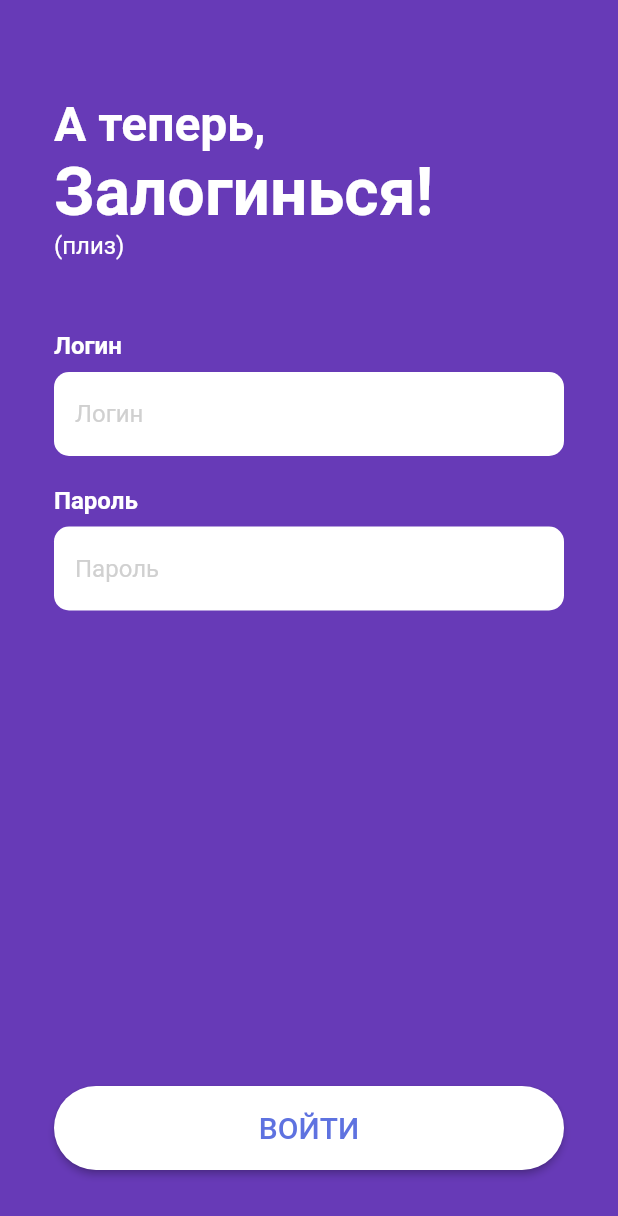
After one commit to partnercloudsupport/boringApp, a Flutter app: the screen it shows after launch, after a tap on "Log in", on a phone screen of 412 x 824 dp. The commit adds this screen. Shown: the top 1216 px of the screen. Run offline on Flutter 3.47's test engine with Material 2 defaults, Android fonts, the phone set to English and light mode, and no system bars; our stand-ins replace flutter_mobx, mobx; generated files the repository leaves out were written again.

Commit message:
feat: login screen

```diff
--- a/boring_app/lib/main.dart
+++ b/boring_app/lib/main.dart
@@ -2,6 +2,7 @@ import 'package:boring_app/models/message.dart';
 import 'package:boring_app/ui/auth/camera.dart';
 import 'package:boring_app/ui/main/home/home.dart';
 import 'package:boring_app/ui/main/messages/message_list.dart';
+import 'package:boring_app/ui/auth/login.dart';
 import 'package:flutter/material.dart';
 import 'package:boring_app/stores/stores_manager.dart';
 
@@ -24,6 +25,7 @@ class MyApp extends StatelessWidget {
       initialRoute: '/',
       routes: {
         '/': (context) => CameraScreen(),
+        '/login': (context) => LoginScreen(),
         '/home': (context) => HomeScreen(),
         '/messages': (context) => MessageList(),
         '/view_message': (context) => MessageList(),
--- a/boring_app/lib/ui/auth/camera.dart
+++ b/boring_app/lib/ui/auth/camera.dart
@@ -1,5 +1,4 @@
 import 'package:boring_app/stores/stores_manager.dart';
-import 'package:flutter_mobx/flutter_mobx.dart';
 import 'package:flutter/material.dart';
 
 class CameraScreen extends StatelessWidget {
@@ -11,18 +10,45 @@ class CameraScreen extends StatelessWidget {
         appBar: AppBar(
           title: Text('Camera'),
         ),
-      body: Center(
+        body: Column(
+          children: <Widget>[
+            Expanded(
+              child: Center(
                 child: RaisedButton(
-          child: Observer(
-            builder: (_) => Text(
-                stores.auth.authenticated ? 'Signed in' : 'let me in'),
-          ),
+                  child: Text('Back'),
                   onPressed: () {
-//            stores.auth.authenticate();
-            Navigator.pushNamed(context, '/home');
+                    Navigator.of(context).pushNamed('/home');
                   },
                 ),
               ),
+              flex: 90,
+            ),
+            Expanded(
+                child: Align(
+                  child: FlatButton(
+                      child: Text('Log in'),
+                      textColor: Colors.black,
+                      onPressed: () {
+                        print("GO TO LOGIN");
+                        Navigator.of(context).pushNamed('/login');
+                      }),
+                ),
+                flex: 10)
+          ],
+        )
+
+//      Center(
+//        child: RaisedButton(
+//          child: Observer(
+//            builder: (_) => Text(
+//                stores.authStore.authenticated ? 'Signed in' : 'let me in'),
+//          ),
+//          onPressed: () {
+//            stores.authStore.authenticate();
+////            Navigator.pushNamed(context, '/home');
+//          },
+//        ),
+//      ),
         );
   }
 }
--- /dev/null
+++ b/boring_app/lib/ui/auth/login.dart
@@ -0,0 +1,163 @@
+import 'package:flutter/material.dart';
+
+class LoginScreen extends StatelessWidget {
+  @override
+  Widget build(BuildContext context) {
+    return Scaffold(
+        backgroundColor: Colors.deepPurple,
+        body: Column(
+          mainAxisAlignment: MainAxisAlignment.start,
+          crossAxisAlignment: CrossAxisAlignment.stretch,
+          mainAxisSize: MainAxisSize.max,
+          children: <Widget>[text(), form()],
+        ));
+  }
+
+  Widget text() {
+    return Padding(
+      padding: EdgeInsets.only(left: 36, right: 36, top: 64),
+      child: RichText(
+        text: TextSpan(children: <TextSpan>[
+          TextSpan(
+              text: 'А теперь,\n',
+              style: TextStyle(fontWeight: FontWeight.bold, fontSize: 32)),
+          TextSpan(
+              text: 'Залогинься!\n',
+              style: TextStyle(fontWeight: FontWeight.bold, fontSize: 44)),
+          TextSpan(
+              text: '(плиз)',
+              style: TextStyle(fontWeight: FontWeight.normal, fontSize: 16))
+        ]),
+      ),
+    );
+  }
+
+  Widget form() {
+    return Expanded(
+        child: Container(
+      padding: EdgeInsets.symmetric(horizontal: 36),
+      child: LoginForm(),
+    ));
+  }
+
+  void submit() {
+    print("SUMBIT");
+  }
+}
+
+class LoginForm extends StatefulWidget {
+  @override
+  State<StatefulWidget> createState() {
+    return LoginFormState();
+  }
+}
+
+class LoginFormState extends State<LoginForm> {
+  final _loginFormKey = GlobalKey<FormState>();
+  var _login = "";
+  var _password = "";
+
+  @override
+  Widget build(BuildContext context) {
+    return Form(
+        key: _loginFormKey,
+        child: Padding(
+            padding: EdgeInsets.only(top: 48, bottom: 44),
+            child: Column(
+                mainAxisAlignment: MainAxisAlignment.spaceBetween,
+                crossAxisAlignment: CrossAxisAlignment.stretch,
+                children: <Widget>[
+                  Column(
+                      mainAxisAlignment: MainAxisAlignment.start,
+                      crossAxisAlignment: CrossAxisAlignment.stretch,
+                      children: <Widget>[
+                        Padding(
+                            padding: EdgeInsets.only(bottom: 8),
+                            child: Text('Логин',
+                                textAlign: TextAlign.left,
+                                style: TextStyle(
+                                    color: Colors.white,
+                                    fontSize: 16,
+                                    fontWeight: FontWeight.w600))),
+                        Container(
+                            height: 56,
+                            decoration: BoxDecoration(
+                                borderRadius: BorderRadius.circular(10.0),
+                                color: Colors.white),
+                            child: Padding(
+                                padding: EdgeInsets.symmetric(horizontal: 14),
+                                child: Center(
+                                  child: TextFormField(
+                                      validator: (value) => value.isEmpty
+                                          ? 'User login is missing'
+                                          : null,
+                                      onSaved: (val) => _login = val,
+                                      decoration:
+                                          const InputDecoration.collapsed(
+                                              border: InputBorder.none,
+                                              hintStyle: TextStyle(
+                                                  fontSize: 16,
+                                                  color: Color.fromARGB(
+                                                      255, 208, 208, 208)),
+                                              hintText: 'Логин')),
+                                ))),
+                        Padding(
+                            padding: EdgeInsets.only(top: 20, bottom: 8),
+                            child: Text('Пароль',
+                                textAlign: TextAlign.left,
+                                style: TextStyle(
+                                    color: Colors.white,
+                                    fontSize: 16,
+                                    fontWeight: FontWeight.w600))),
+                        Container(
+                            height: 56,
+                            decoration: BoxDecoration(
+                                borderRadius: BorderRadius.circular(10.0),
+                                color: Colors.white),
+                            child: Padding(
+                                padding: EdgeInsets.symmetric(horizontal: 14),
+                                child: Center(
+                                  child: TextFormField(
+                                      validator: (value) => value.isEmpty
+                                          ? 'User password is missing'
+                                          : null,
+                                      onSaved: (val) => _password = val,
+                                      decoration:
+                                          const InputDecoration.collapsed(
+                                              border: InputBorder.none,
+                                              hintStyle: TextStyle(
+                                                  fontSize: 16,
+                                                  color: Color.fromARGB(
+                                                      255, 208, 208, 208)),
+                                              hintText: 'Пароль')),
+                                )))
+                      ]),
+                  ButtonTheme(
+                    minWidth: 279,
+                    height: 56,
+                    buttonColor: Colors.white,
+                    shape: RoundedRectangleBorder(
+                        borderRadius: BorderRadius.circular(28)),
+                    child: RaisedButton(
+                      onPressed: () {
+                        final form = _loginFormKey.currentState;
+                        if (form.validate()) {
+                          form.save();
+
+                          Scaffold.of(context).showSnackBar(
+                              SnackBar(content: Text('Hello $_login')));
+                          Navigator.of(context).pushNamed('/home');
+                        }
+                      },
+                      child: Text(
+                        'Войти'.toUpperCase(),
+                        style: TextStyle(
+                            fontSize: 20,
+                            fontWeight: FontWeight.w500,
+                            color: Color.fromARGB(255, 94, 114, 224)),
+                      ),
+                    ),
+                  )
+                ])));
+  }
+}
```
Lines whose indentation alone changed are shown as unchanged.
